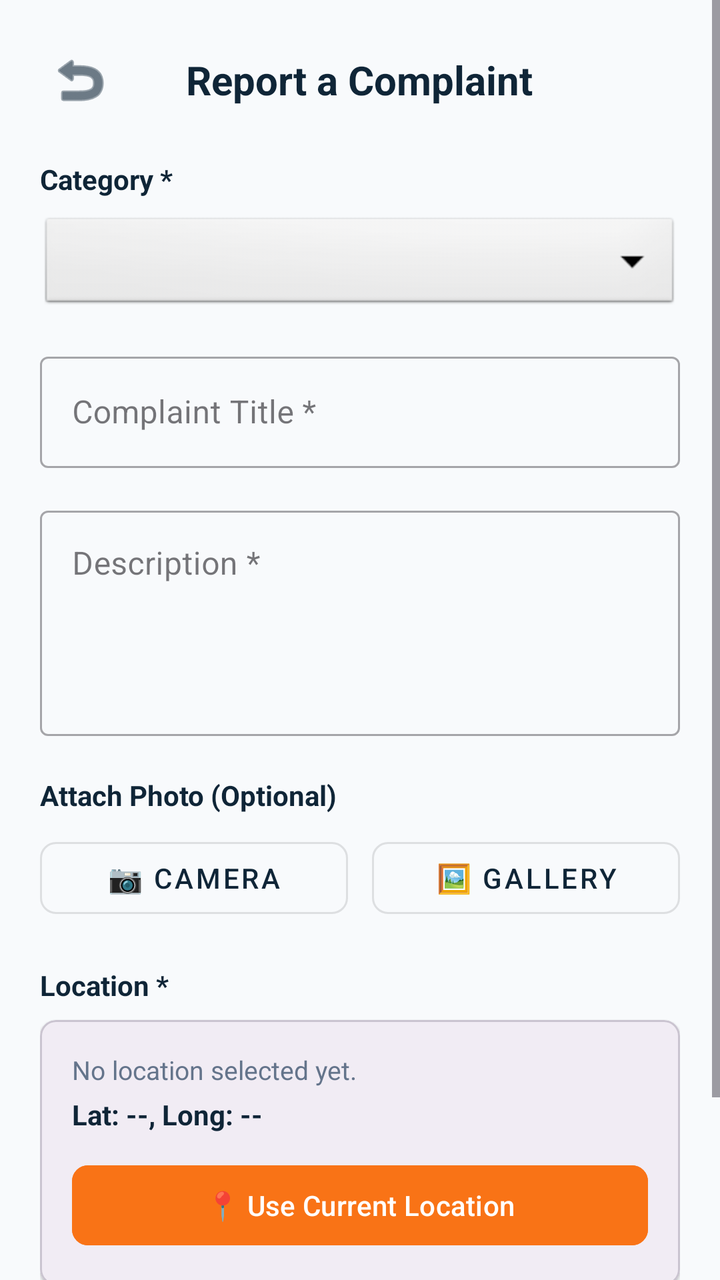
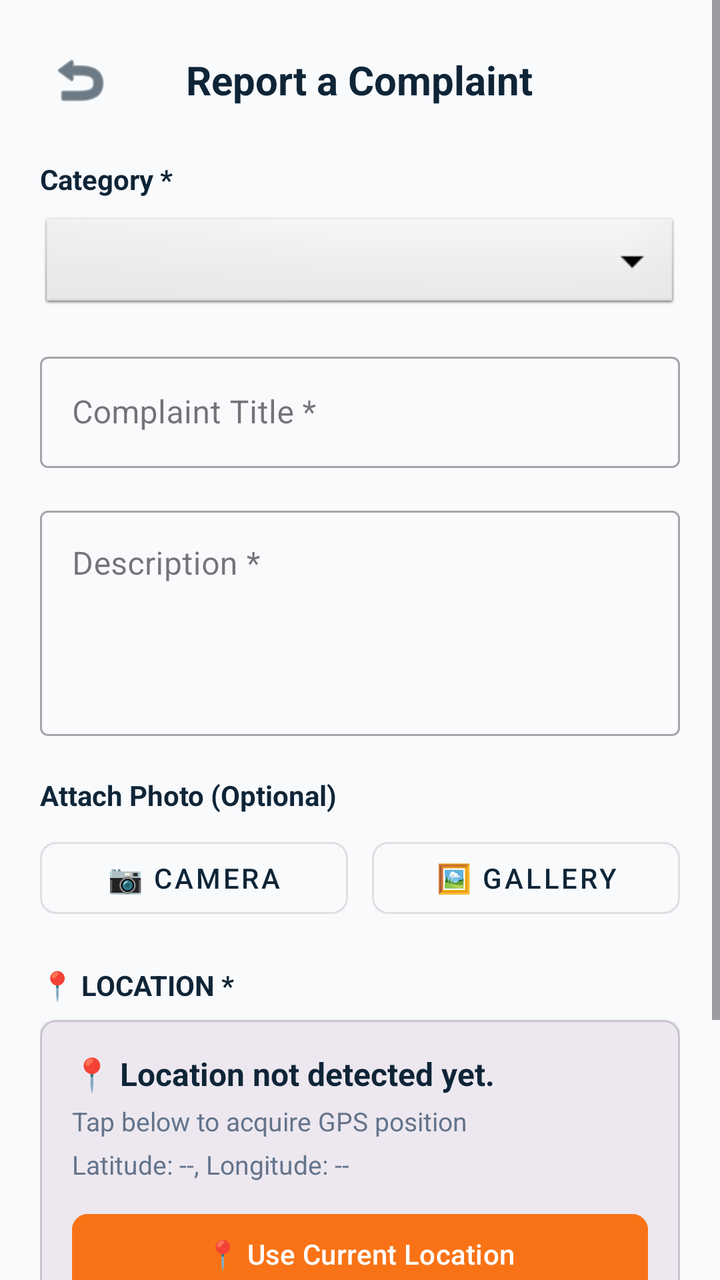

Before-and-after screenshots of an Android layout around one commit, followed by the original layout XML and the change that was made.
<!-- AndroidManifest.xml: application theme Theme.SmartUrban -->
<!-- res/layout/activity_report_complaint.xml -->
<?xml version="1.0" encoding="utf-8"?>
<ScrollView xmlns:android="http://schemas.android.com/apk/res/android"
    xmlns:app="http://schemas.android.com/apk/res-auto"
    android:layout_width="match_parent"
    android:layout_height="match_parent"
    android:background="@color/bg_light"
    android:fillViewport="true">

    <LinearLayout
        android:layout_width="match_parent"
        android:layout_height="wrap_content"
        android:orientation="vertical"
        android:padding="20dp">

        
        <RelativeLayout
            android:layout_width="match_parent"
            android:layout_height="wrap_content">

            <ImageButton
                android:id="@+id/btnBack"
                android:layout_width="40dp"
                android:layout_height="40dp"
                android:layout_centerVertical="true"
                android:background="?attr/selectableItemBackgroundBorderless"
                android:contentDescription="Back"
                android:src="@android:drawable/ic_menu_revert"
                app:tint="@color/primary_navy" />

            <TextView
                android:layout_width="wrap_content"
                android:layout_height="wrap_content"
                android:layout_centerInParent="true"
                android:text="Report a Complaint"
                android:textColor="@color/primary_navy"
                android:textSize="20sp"
                android:textStyle="bold" />
        </RelativeLayout>

        
        <TextView
            android:layout_width="wrap_content"
            android:layout_height="wrap_content"
            android:layout_marginTop="20dp"
            android:text="Category *"
            android:textColor="@color/primary_navy"
            android:textSize="14sp"
            android:textStyle="bold" />

        <Spinner
            android:id="@+id/spinnerCategory"
            android:layout_width="match_parent"
            android:layout_height="50dp"
            android:layout_marginTop="8dp"
            android:background="@android:drawable/btn_dropdown"
            android:spinnerMode="dropdown" />

        
        <com.google.android.material.textfield.TextInputLayout
            android:id="@+id/tilTitle"
            style="@style/Widget.MaterialComponents.TextInputLayout.OutlinedBox"
            android:layout_width="match_parent"
            android:layout_height="wrap_content"
            android:layout_marginTop="16dp"
            android:hint="Complaint Title *">

            <com.google.android.material.textfield.TextInputEditText
                android:id="@+id/etTitle"
                android:layout_width="match_parent"
                android:layout_height="wrap_content"
                android:inputType="textCapSentences" />
        </com.google.android.material.textfield.TextInputLayout>

        
        <com.google.android.material.textfield.TextInputLayout
            android:id="@+id/tilDescription"
            style="@style/Widget.MaterialComponents.TextInputLayout.OutlinedBox"
            android:layout_width="match_parent"
            android:layout_height="wrap_content"
            android:layout_marginTop="16dp"
            android:hint="Description *">

            <com.google.android.material.textfield.TextInputEditText
                android:id="@+id/etDescription"
                android:layout_width="match_parent"
                android:layout_height="wrap_content"
                android:gravity="top"
                android:inputType="textMultiLine"
                android:lines="4" />
        </com.google.android.material.textfield.TextInputLayout>

        
        <TextView
            android:layout_width="wrap_content"
            android:layout_height="wrap_content"
            android:layout_marginTop="20dp"
            android:text="Attach Photo (Optional)"
            android:textColor="@color/primary_navy"
            android:textSize="14sp"
            android:textStyle="bold" />

        <LinearLayout
            android:layout_width="match_parent"
            android:layout_height="wrap_content"
            android:layout_marginTop="8dp"
            android:orientation="horizontal">

            <com.google.android.material.button.MaterialButton
                android:id="@+id/btnCamera"
                style="@style/Widget.MaterialComponents.Button.OutlinedButton"
                android:layout_width="0dp"
                android:layout_height="48dp"
                android:layout_marginEnd="6dp"
                android:layout_weight="1"
                android:text="📷 Camera"
                android:textColor="@color/primary_navy"
                app:cornerRadius="8dp" />

            <com.google.android.material.button.MaterialButton
                android:id="@+id/btnGallery"
                style="@style/Widget.MaterialComponents.Button.OutlinedButton"
                android:layout_width="0dp"
                android:layout_height="48dp"
                android:layout_marginStart="6dp"
                android:layout_weight="1"
                android:text="🖼️ Gallery"
                android:textColor="@color/primary_navy"
                app:cornerRadius="8dp" />
        </LinearLayout>

        
        <RelativeLayout
            android:id="@+id/layoutImagePreview"
            android:layout_width="match_parent"
            android:layout_height="200dp"
            android:layout_marginTop="12dp"
            android:visibility="gone">

            <ImageView
                android:id="@+id/imgPreview"
                android:layout_width="match_parent"
                android:layout_height="match_parent"
                android:scaleType="centerCrop" />

            <ImageButton
                android:id="@+id/btnRemoveImage"
                android:layout_width="36dp"
                android:layout_height="36dp"
                android:layout_alignParentTop="true"
                android:layout_alignParentEnd="true"
                android:layout_margin="8dp"
                android:background="@android:color/white"
                android:contentDescription="Remove image"
                android:src="@android:drawable/ic_menu_close_clear_cancel"
                app:tint="@color/status_rejected" />
        </RelativeLayout>

        
        <TextView
            android:layout_width="wrap_content"
            android:layout_height="wrap_content"
            android:layout_marginTop="20dp"
            android:text="Location *"
            android:textColor="@color/primary_navy"
            android:textSize="14sp"
            android:textStyle="bold" />

        <com.google.android.material.card.MaterialCardView
            android:layout_width="match_parent"
            android:layout_height="wrap_content"
            android:layout_marginTop="8dp"
            app:cardCornerRadius="8dp"
            app:cardElevation="1dp">

            <LinearLayout
                android:layout_width="match_parent"
                android:layout_height="wrap_content"
                android:orientation="vertical"
                android:padding="16dp">

                <TextView
                    android:id="@+id/tvLocationStatus"
                    android:layout_width="wrap_content"
                    android:layout_height="wrap_content"
                    android:text="No location selected yet."
                    android:textColor="@color/text_secondary"
                    android:textSize="13sp" />

                <TextView
                    android:id="@+id/tvCoordinates"
                    android:layout_width="wrap_content"
                    android:layout_height="wrap_content"
                    android:layout_marginTop="4dp"
                    android:text="Lat: --, Long: --"
                    android:textColor="@color/primary_navy"
                    android:textSize="14sp"
                    android:textStyle="bold" />

                
                <FrameLayout
                    android:id="@+id/mapContainer"
                    android:layout_width="match_parent"
                    android:layout_height="180dp"
                    android:layout_marginTop="12dp"
                    android:background="#E2E8F0"
                    android:visibility="gone">

                    <org.osmdroid.views.MapView
                        android:id="@+id/mapView"
                        android:layout_width="match_parent"
                        android:layout_height="match_parent" />
                </FrameLayout>

                <com.google.android.material.button.MaterialButton
                    android:id="@+id/btnGetLocation"
                    android:layout_width="match_parent"
                    android:layout_height="48dp"
                    android:layout_marginTop="12dp"
                    android:backgroundTint="@color/accent_orange"
                    android:text="📍 Use Current Location"
                    android:textColor="@color/surface_white"
                    app:cornerRadius="8dp" />
            </LinearLayout>
        </com.google.android.material.card.MaterialCardView>

        
        <com.google.android.material.button.MaterialButton
            android:id="@+id/btnSubmit"
            android:layout_width="match_parent"
            android:layout_height="56dp"
            android:layout_marginTop="28dp"
            android:backgroundTint="@color/primary_navy"
            android:text="SUBMIT COMPLAINT"
            android:textColor="@color/surface_white"
            android:textSize="16sp"
            app:cornerRadius="8dp" />

        <ProgressBar
            android:id="@+id/progressBarReport"
            android:layout_width="36dp"
            android:layout_height="36dp"
            android:layout_gravity="center"
            android:layout_marginTop="16dp"
            android:visibility="gone" />

    </LinearLayout>
</ScrollView>
<!-- resources referenced by this layout -->
<resources>
  <color name="accent_orange">#F97316</color>
  <color name="bg_light">#F8FAFC</color>
  <color name="primary_navy">#0F2537</color>
  <color name="status_rejected">#EF4444</color>
  <color name="surface_white">#FFFFFF</color>
  <color name="text_secondary">#64748B</color>
  <style name="Theme.SmartUrban" parent="Base.Theme.SmartUrban" />
  <style name="Base.Theme.SmartUrban" parent="Theme.Material3.DayNight.NoActionBar">
          <item name="colorPrimary">@color/primary_navy</item>
          <item name="colorPrimaryVariant">@color/primary_navy_dark</item>
          <item name="colorSecondary">@color/secondary_green</item>
          <item name="colorAccent">@color/accent_orange</item>
          <item name="android:windowBackground">@color/bg_light</item>
          <item name="android:statusBarColor">@color/primary_navy</item>
      </style>
  <color name="primary_navy_dark">#0A1A28</color>
  <color name="secondary_green">#10B981</color>
</resources>

<!-- the commit's change to res/layout/activity_report_complaint.xml (unified diff, before → after) -->
@@ -160,7 +160,7 @@
             android:layout_width="wrap_content"
             android:layout_height="wrap_content"
             android:layout_marginTop="20dp"
-            android:text="Location *"
+            android:text="📍 LOCATION *"
             android:textColor="@color/primary_navy"
             android:textSize="14sp"
             android:textStyle="bold" />
@@ -170,7 +170,7 @@
             android:layout_height="wrap_content"
             android:layout_marginTop="8dp"
             app:cardCornerRadius="8dp"
-            app:cardElevation="1dp">
+            app:cardElevation="2dp">
 
             <LinearLayout
                 android:layout_width="match_parent"
@@ -178,39 +178,37 @@
                 android:orientation="vertical"
                 android:padding="16dp">
 
+                
+                <TextView
+                    android:id="@+id/tvLocationName"
+                    android:layout_width="match_parent"
+                    android:layout_height="wrap_content"
+                    android:text="📍 Location not detected yet."
+                    android:textColor="@color/primary_navy"
+                    android:textSize="16sp"
+                    android:textStyle="bold" />
+
+                
                 <TextView
                     android:id="@+id/tvLocationStatus"
                     android:layout_width="wrap_content"
                     android:layout_height="wrap_content"
-                    android:text="No location selected yet."
+                    android:layout_marginTop="4dp"
+                    android:text="Tap below to acquire GPS position"
                     android:textColor="@color/text_secondary"
                     android:textSize="13sp" />
 
+                
                 <TextView
                     android:id="@+id/tvCoordinates"
                     android:layout_width="wrap_content"
                     android:layout_height="wrap_content"
                     android:layout_marginTop="4dp"
-                    android:text="Lat: --, Long: --"
-                    android:textColor="@color/primary_navy"
-                    android:textSize="14sp"
-                    android:textStyle="bold" />
-
-                
-                <FrameLayout
-                    android:id="@+id/mapContainer"
-                    android:layout_width="match_parent"
-                    android:layout_height="180dp"
-                    android:layout_marginTop="12dp"
-                    android:background="#E2E8F0"
-                    android:visibility="gone">
-
-                    <org.osmdroid.views.MapView
-                        android:id="@+id/mapView"
-                        android:layout_width="match_parent"
-                        android:layout_height="match_parent" />
-                </FrameLayout>
-
+                    android:text="Latitude: --, Longitude: --"
+                    android:textColor="@color/text_secondary"
+                    android:textSize="13sp" />
+
+                
                 <com.google.android.material.button.MaterialButton
                     android:id="@+id/btnGetLocation"
                     android:layout_width="match_parent"
@@ -220,6 +218,34 @@
                     android:text="📍 Use Current Location"
                     android:textColor="@color/surface_white"
                     app:cornerRadius="8dp" />
+
+                
+                <FrameLayout
+                    android:id="@+id/mapContainer"
+                    android:layout_width="match_parent"
+                    android:layout_height="220dp"
+                    android:layout_marginTop="12dp"
+                    android:background="#E2E8F0"
+                    android:visibility="gone">
+
+                    <org.osmdroid.views.MapView
+                        android:id="@+id/mapView"
+                        android:layout_width="match_parent"
+                        android:layout_height="match_parent" />
+                </FrameLayout>
+
+                
+                <com.google.android.material.button.MaterialButton
+                    android:id="@+id/btnConfirmLocation"
+                    android:layout_width="match_parent"
+                    android:layout_height="48dp"
+                    android:layout_marginTop="12dp"
+                    android:backgroundTint="@color/secondary_green_dark"
+                    android:text="✓ CONFIRM LOCATION"
+                    android:textColor="@color/surface_white"
+                    android:visibility="gone"
+                    app:cornerRadius="8dp" />
+
             </LinearLayout>
         </com.google.android.material.card.MaterialCardView>
 
@@ -229,6 +255,7 @@
             android:layout_width="match_parent"
             android:layout_height="56dp"
             android:layout_marginTop="28dp"
+            android:layout_marginBottom="32dp"
             android:backgroundTint="@color/primary_navy"
             android:text="SUBMIT COMPLAINT"
             android:textColor="@color/surface_white"
@@ -240,7 +267,7 @@
             android:layout_width="36dp"
             android:layout_height="36dp"
             android:layout_gravity="center"
-            android:layout_marginTop="16dp"
+            android:layout_marginBottom="32dp"
             android:visibility="gone" />
 
     </LinearLayout>
<!-- resource entries referenced after the edit -->
@@ -3,6 +3,7 @@
   <color name="accent_orange">#F97316</color>
   <color name="bg_light">#F8FAFC</color>
   <color name="primary_navy">#0F2537</color>
+  <color name="secondary_green_dark">#059669</color>
   <color name="status_rejected">#EF4444</color>
   <color name="surface_white">#FFFFFF</color>
   <color name="text_secondary">#64748B</color>
